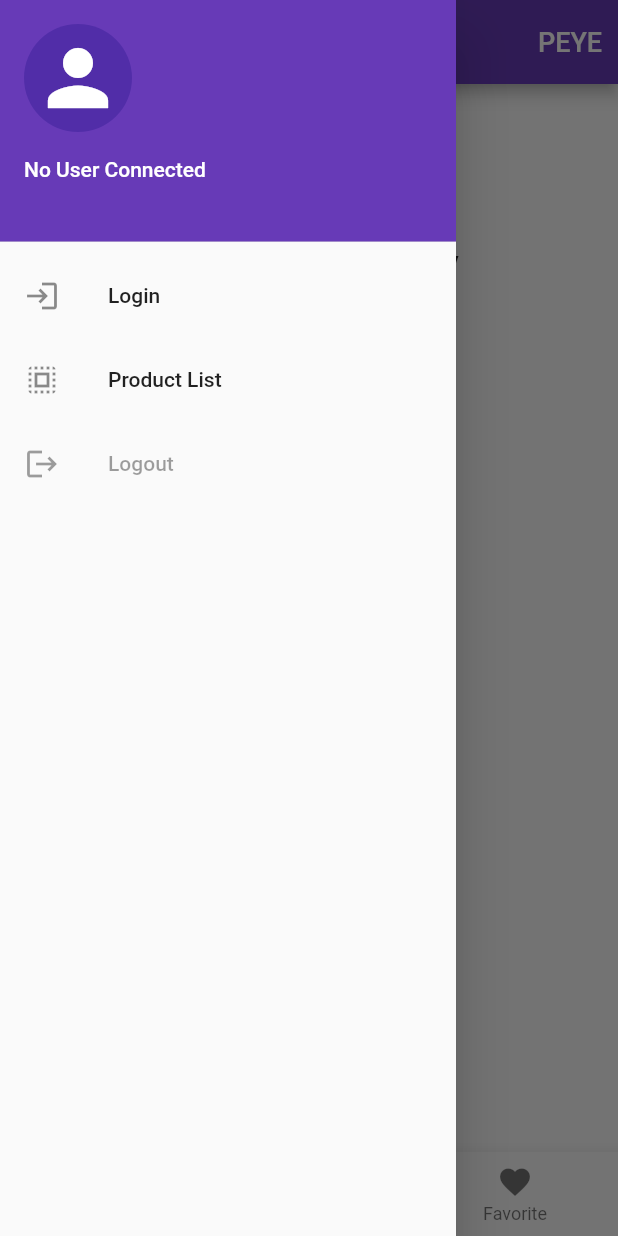
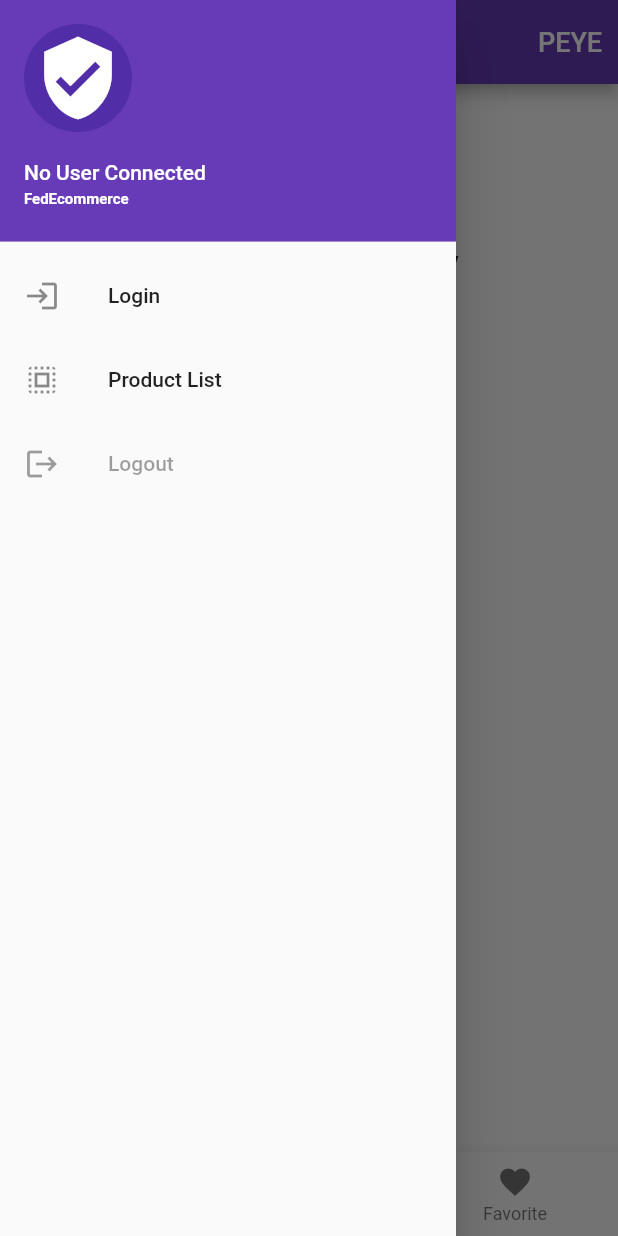
Before and after one commit to Djeevs-Jean/flutter_esih_ecommerce, a Flutter app: the screen it shows after launch, with the side drawer open, on a phone screen of 412 x 824 dp. Run offline on Flutter 3.47's test engine with Material 2 defaults, Android fonts, the phone set to English and light mode, and no system bars; our stand-ins replace localstorage; network calls fail.

Commit message:
main header

```diff
--- a/lib/main.dart
+++ b/lib/main.dart
@@ -62,8 +62,8 @@ class _MainScreenState extends State<MainScreen> {
         children: <Widget>[
           UserAccountsDrawerHeader(
             accountName: state.isLogin() ? Text(state.getUser()['username']) : const Text("No User Connected"),
-            accountEmail: const Text('') ,
-            currentAccountPicture: const CircleAvatar(child: Icon(Icons.person,size: 60,),),
+            currentAccountPicture: const CircleAvatar(child: Icon(Icons.verified_user,size: 60,),),
+            accountEmail: const Text('FedEcommerce', style: TextStyle(fontSize: 10, fontWeight: FontWeight.bold),) ,
           ),
           ListTile(
             leading: const Icon(Icons.login),title: const Text('Login'), onTap: () {
```
